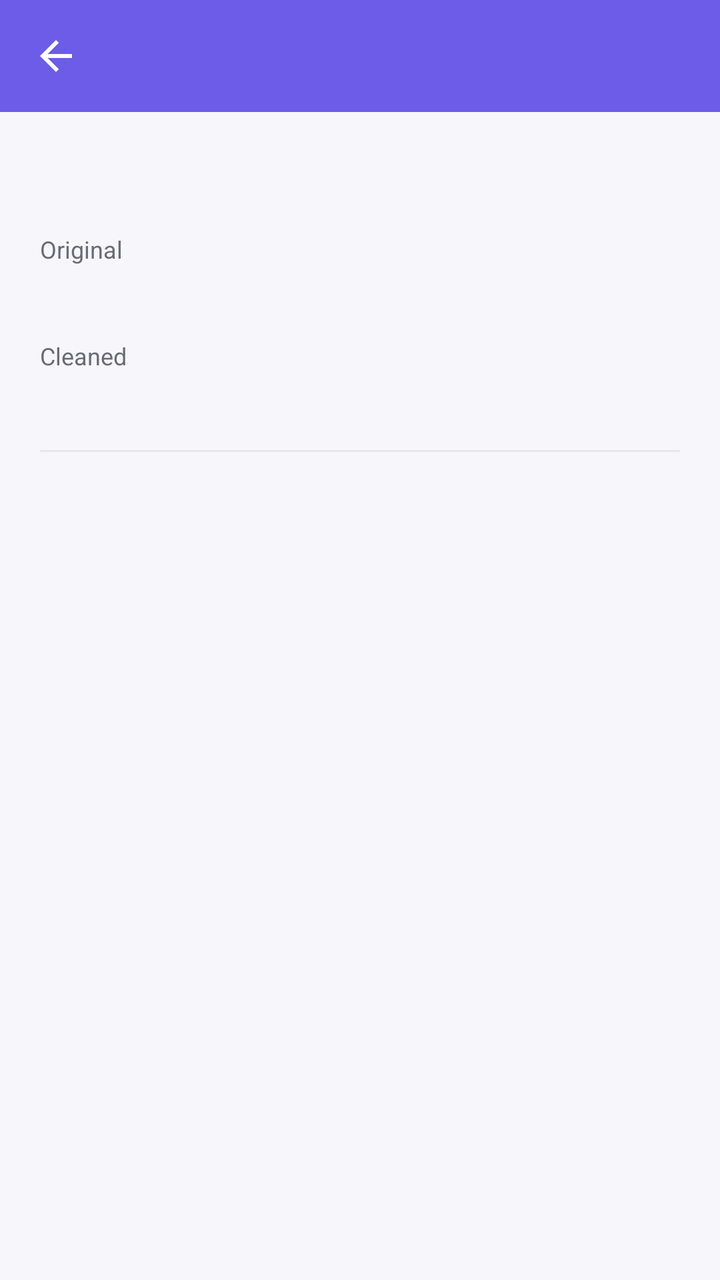
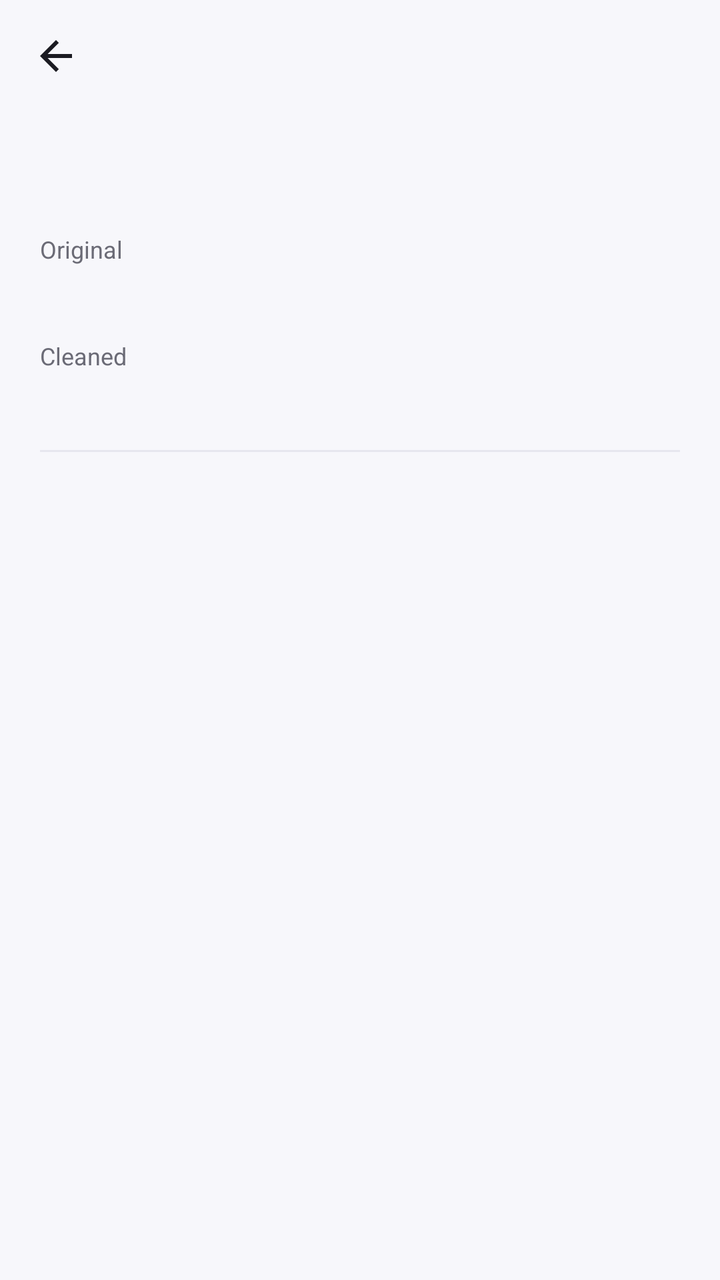

Compare the two renders of this Android layout. The source of the first and the diff that turns it into the second are given below.
<!-- AndroidManifest.xml: application theme Theme.TrackerRemover -->
<!-- res/layout/activity_history_detail.xml -->
<?xml version="1.0" encoding="utf-8"?>
<LinearLayout
    xmlns:android="http://schemas.android.com/apk/res/android"
    xmlns:app="http://schemas.android.com/apk/res-auto"
    android:layout_width="match_parent"
    android:layout_height="match_parent"
    android:fitsSystemWindows="true"
    android:orientation="vertical"
    android:background="@color/bv_bg">

    <com.google.android.material.appbar.MaterialToolbar
        android:id="@+id/toolbar"
        android:layout_width="match_parent"
        android:layout_height="?attr/actionBarSize"
        android:background="@color/bv_purple"
        android:titleTextColor="@color/white"
        app:navigationIcon="@drawable/ic_back" />

    <androidx.core.widget.NestedScrollView
        android:layout_width="match_parent"
        android:layout_height="0dp"
        android:layout_weight="1"
        android:fillViewport="true">

        <LinearLayout
            android:layout_width="match_parent"
            android:layout_height="wrap_content"
            android:orientation="vertical"
            android:padding="20dp">

            <TextView
                android:id="@+id/verdictBadge"
                android:layout_width="wrap_content"
                android:layout_height="wrap_content"
                android:paddingHorizontal="10dp"
                android:paddingVertical="4dp"
                android:textColor="@color/white"
                android:textSize="12sp" />

            <TextView
                android:layout_width="wrap_content"
                android:layout_height="wrap_content"
                android:layout_marginTop="16dp"
                android:text="@string/label_original"
                android:textColor="@color/bv_text_secondary"
                android:textSize="12sp" />

            <TextView
                android:id="@+id/originalUrlText"
                android:layout_width="match_parent"
                android:layout_height="wrap_content"
                android:layout_marginTop="2dp"
                android:textColor="@color/bv_text_primary"
                android:textIsSelectable="true"
                android:textSize="14sp" />

            <TextView
                android:layout_width="wrap_content"
                android:layout_height="wrap_content"
                android:layout_marginTop="16dp"
                android:text="@string/label_cleaned"
                android:textColor="@color/bv_text_secondary"
                android:textSize="12sp" />

            <TextView
                android:id="@+id/cleanedUrlText"
                android:layout_width="match_parent"
                android:layout_height="wrap_content"
                android:layout_marginTop="2dp"
                android:textColor="@color/bv_text_primary"
                android:textIsSelectable="true"
                android:textSize="14sp" />

            <View
                android:layout_width="match_parent"
                android:layout_height="1dp"
                android:layout_marginVertical="18dp"
                android:background="@color/bv_divider" />

            <TextView
                android:id="@+id/removedParamsText"
                android:layout_width="match_parent"
                android:layout_height="wrap_content"
                android:textColor="@color/bv_text_secondary"
                android:textSize="13sp" />

            <TextView
                android:id="@+id/descriptionLabel"
                android:layout_width="wrap_content"
                android:layout_height="wrap_content"
                android:layout_marginTop="16dp"
                android:text="@string/label_why_this_matters"
                android:textColor="@color/bv_text_secondary"
                android:textSize="12sp"
                android:textStyle="bold"
                android:visibility="gone" />

            <TextView
                android:id="@+id/descriptionText"
                android:layout_width="match_parent"
                android:layout_height="wrap_content"
                android:layout_marginTop="4dp"
                android:textColor="@color/bv_text_secondary"
                android:textSize="13sp"
                android:visibility="gone" />

            <TextView
                android:id="@+id/timestampText"
                android:layout_width="match_parent"
                android:layout_height="wrap_content"
                android:layout_marginTop="20dp"
                android:textColor="@color/bv_text_secondary"
                android:textSize="11sp" />
        </LinearLayout>
    </androidx.core.widget.NestedScrollView>
</LinearLayout>
<!-- resources referenced by this layout -->
<resources>
  <color name="bv_bg">#F7F7FB</color>
  <color name="bv_divider">#E7E7EF</color>
  <color name="bv_purple">#6C5CE7</color>
  <color name="bv_text_primary">#1B1B22</color>
  <color name="bv_text_secondary">#6B6B76</color>
  <color name="white">#FFFFFF</color>
  <!-- drawable ic_back (drawable) -->
  <?xml version="1.0" encoding="utf-8"?>
  <vector xmlns:android="http://schemas.android.com/apk/res/android"
      android:width="24dp"
      android:height="24dp"
      android:viewportWidth="24"
      android:viewportHeight="24">
      <path
          android:fillColor="#FFFFFF"
          android:pathData="M20,11H7.83l5.59,-5.59L12,4l-8,8 8,8 1.41,-1.41L7.83,13H20v-2z" />
  </vector>
  <string name="label_cleaned">Cleaned</string>
  <string name="label_original">Original</string>
  <string name="label_why_this_matters">Why this matters</string>
  <style name="Theme.TrackerRemover" parent="Theme.MaterialComponents.DayNight.NoActionBar">
          <item name="colorPrimary">@color/bv_purple</item>
          <item name="colorPrimaryDark">@color/bv_purple_dark</item>
          <item name="colorAccent">@color/bv_purple</item>
          <item name="android:windowBackground">@color/bv_bg</item>
          <item name="colorOnPrimary">@color/white</item>
          
          <item name="android:statusBarColor">@color/black</item>
      </style>
  <color name="bv_purple_dark">#4A3FB8</color>
  <color name="black">#000000</color>
</resources>

<!-- the commit's change to res/layout/activity_history_detail.xml (unified diff, before → after) -->
@@ -12,9 +12,10 @@
         android:id="@+id/toolbar"
         android:layout_width="match_parent"
         android:layout_height="?attr/actionBarSize"
-        android:background="@color/bv_purple"
-        android:titleTextColor="@color/white"
-        app:navigationIcon="@drawable/ic_back" />
+        android:background="@color/bv_bg"
+        android:titleTextColor="@color/bv_text_primary"
+        app:navigationIcon="@drawable/ic_back"
+        app:navigationIconTint="@color/bv_text_primary" />
 
     <androidx.core.widget.NestedScrollView
         android:layout_width="match_parent"
